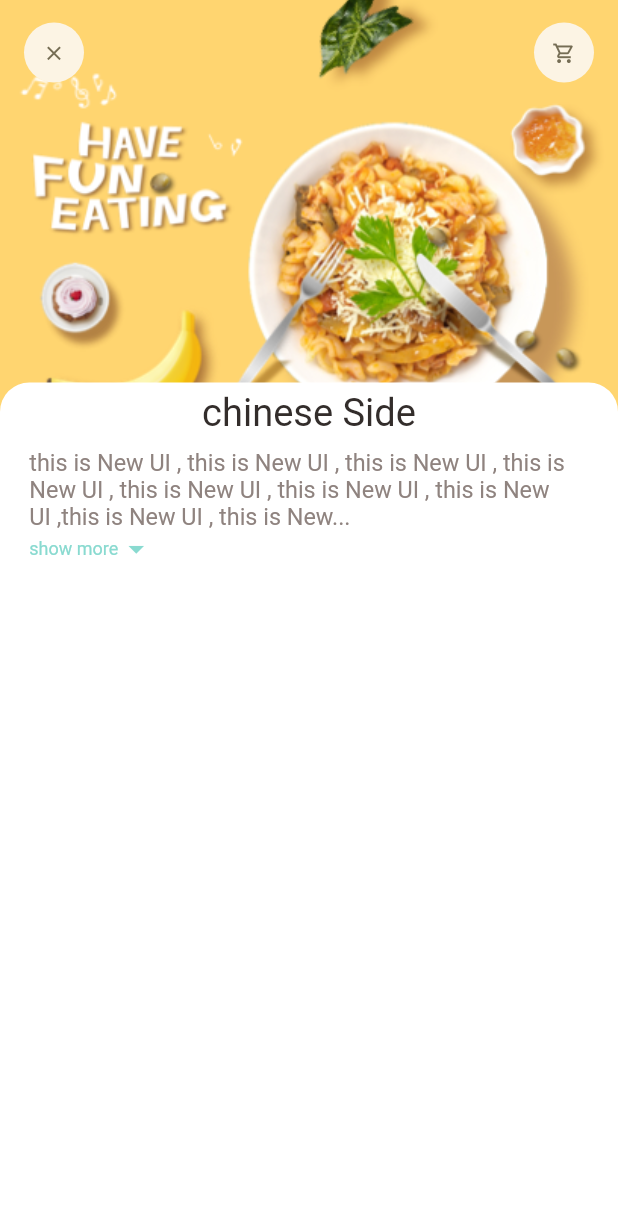
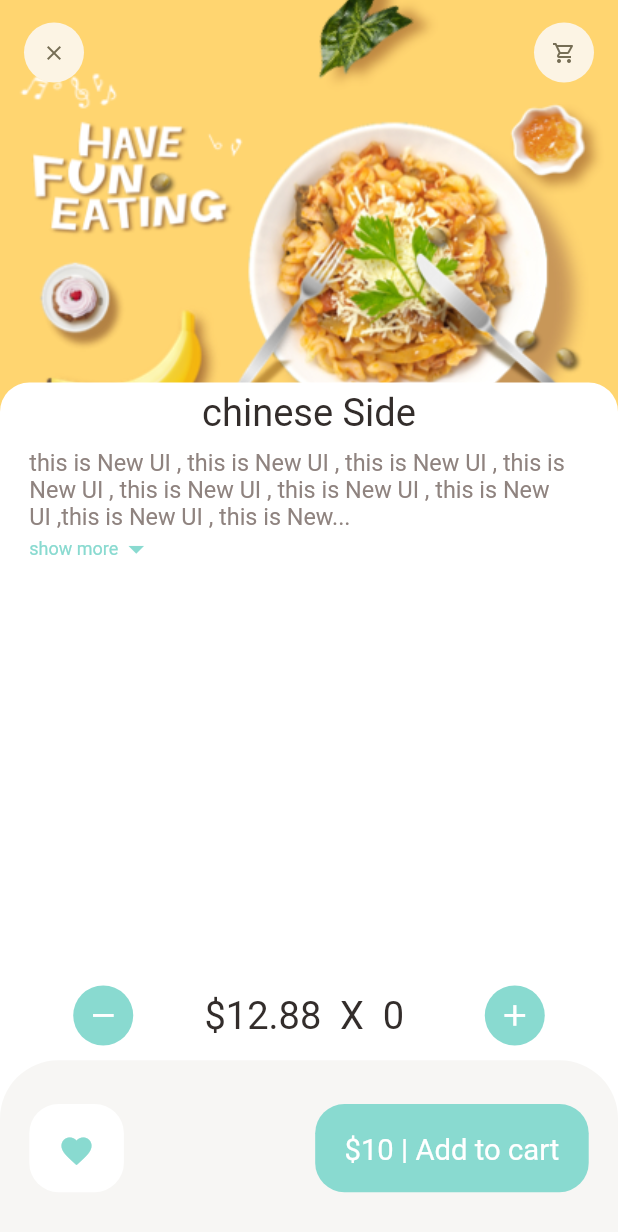
Before and after one commit to zaidoun92/food_delivery_app, a Flutter app: the screen it shows after launch, on a phone screen of 412 x 824 dp. Shown: the top 1232 px of the screen. Run offline on Flutter 3.47's test engine with Material 2 defaults, Android fonts, the phone set to English and light mode, and no system bars; our stand-ins replace dots_indicator, get.

Commit message:
complete Recommended Food Detail Page

```diff
--- a/lib/pages/food/popular_food_detaol.dart
+++ b/lib/pages/food/popular_food_detaol.dart
@@ -39,7 +39,7 @@ class PopularFoodDetail extends StatelessWidget {
             right: Dimensions.width20,
             child: Row(
               mainAxisAlignment: MainAxisAlignment.spaceBetween,
-              children: const [
+              children: [
                 AppIcon(icon: Icons.arrow_back_ios),
                 AppIcon(icon: Icons.shopping_cart_outlined),
               ],
--- a/lib/pages/food/recommended_food_detail.dart
+++ b/lib/pages/food/recommended_food_detail.dart
@@ -18,7 +18,7 @@ class RecommendedFoodDetail extends StatelessWidget {
             toolbarHeight: 70,
             title: Row(
               mainAxisAlignment: MainAxisAlignment.spaceBetween,
-              children: const [
+              children: [
                 AppIcon(icon: Icons.clear),
                 AppIcon(icon: Icons.shopping_cart_outlined),
               ],
@@ -75,6 +75,88 @@ class RecommendedFoodDetail extends StatelessWidget {
           ),
         ],
       ),
+      bottomNavigationBar: Column(
+        mainAxisSize: MainAxisSize.min,
+        children: [
+          Container(
+            padding: EdgeInsets.only(
+              left: Dimensions.width20 * 2.5,
+              right: Dimensions.width20 * 2.5,
+              top: Dimensions.height10,
+              bottom: Dimensions.height10,
+            ),
+            child: Row(
+              mainAxisAlignment: MainAxisAlignment.spaceBetween,
+              children: [
+                AppIcon(
+                  icon: Icons.remove,
+                  backgroundColor: AppColors.mainColor,
+                  iconColor: Colors.white,
+                  iconSize: Dimensions.iconSize24,
+                ),
+                BigText(
+                  text: "\$12.88 " + " X " + " 0 ",
+                  color: AppColors.mainBlackColor,
+                  size: Dimensions.font26,
+                ),
+                AppIcon(
+                  icon: Icons.add,
+                  backgroundColor: AppColors.mainColor,
+                  iconColor: Colors.white,
+                  iconSize: Dimensions.iconSize24,
+                ),
+              ],
+            ),
+          ),
+          Container(
+            height: Dimensions.bottomHeightBar,
+            padding: EdgeInsets.only(
+              top: Dimensions.height30,
+              bottom: Dimensions.height30,
+              left: Dimensions.width20,
+              right: Dimensions.width20,
+            ),
+            decoration: BoxDecoration(
+              color: AppColors.buttonBackgroundColor,
+              borderRadius: BorderRadius.only(
+                topRight: Radius.circular(Dimensions.radius20 * 2),
+                topLeft: Radius.circular(Dimensions.radius20 * 2),
+              ),
+            ),
+            child: Row(
+              mainAxisAlignment: MainAxisAlignment.spaceBetween,
+              children: [
+                Container(
+                  padding: EdgeInsets.symmetric(
+                    vertical: Dimensions.height20,
+                    horizontal: Dimensions.width20,
+                  ),
+                  decoration: BoxDecoration(
+                    borderRadius: BorderRadius.circular(Dimensions.radius20),
+                    color: Colors.white,
+                  ),
+                  child: const Icon(
+                    Icons.favorite,
+                    color: AppColors.mainColor,
+                  ),
+                ),
+                Container(
+                  padding: EdgeInsets.symmetric(
+                    vertical: Dimensions.height20,
+                    horizontal: Dimensions.width20,
+                  ),
+                  child:
+                      BigText(text: "\$10 | Add to cart", color: Colors.white),
+                  decoration: BoxDecoration(
+                    borderRadius: BorderRadius.circular(Dimensions.radius20),
+                    color: AppColors.mainColor,
+                  ),
+                ),
+              ],
+            ),
+          ),
+        ],
+      ),
     );
   }
 }
--- a/lib/widgets/app_icon.dart
+++ b/lib/widgets/app_icon.dart
@@ -6,13 +6,14 @@ class AppIcon extends StatelessWidget {
   final Color backgroundColor;
   final Color iconColor;
   final double size;
-
-  const AppIcon({
+  final double iconSize;
+  AppIcon({
     Key? key,
     required this.icon,
     this.backgroundColor = const Color(0xFFfcf4e4),
     this.iconColor = const Color(0xFF756d54),
     this.size = 40,
+    this.iconSize = 16,
   }) : super(key: key);
 
   @override
@@ -27,7 +28,7 @@ class AppIcon extends StatelessWidget {
       child: Icon(
         icon,
         color: iconColor,
-        size: Dimensions.iconSize16,
+        size: iconSize,
       ),
     );
   }
```
